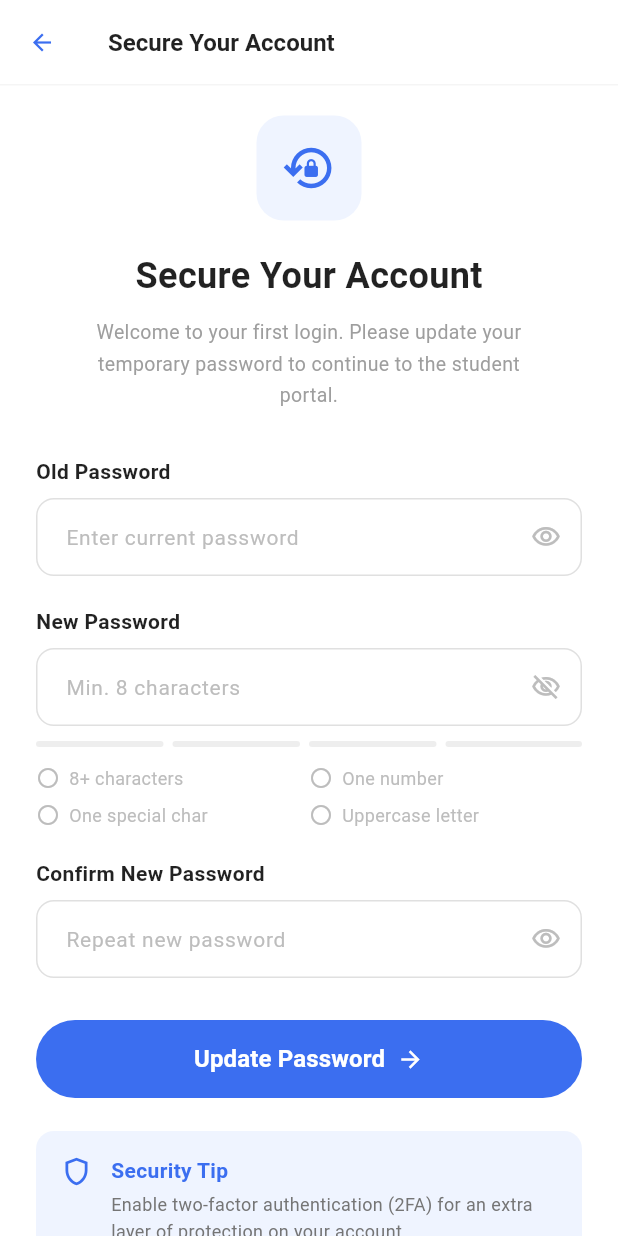
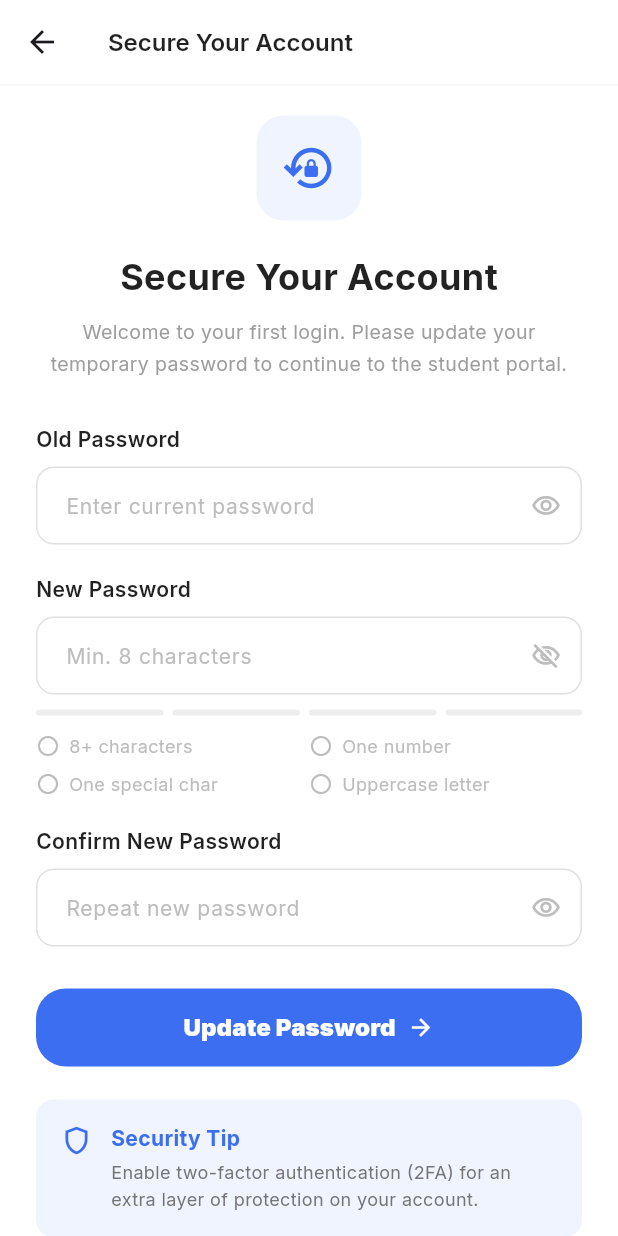
Before and after one commit to sagarshettyy11/Intern-Portal, a Flutter app: the screen it shows after launch, after a tap on "Forgot Password?", on a phone screen of 412 x 824 dp. Run offline on Flutter 3.47's test engine with Material 3 defaults, Android fonts, the phone set to English and light mode, and no system bars; our stand-ins replace google_fonts.

Commit message:
Changes in designs and fonts

```diff
--- a/intern_portal/lib/screens/login.dart
+++ b/intern_portal/lib/screens/login.dart
@@ -1,23 +1,20 @@
 import 'package:flutter/material.dart';
+import 'package:google_fonts/google_fonts.dart';
 import 'package:intern_portal/screens/dashboard.dart';
 import 'package:intern_portal/screens/secure_account.dart';
 
 class LoginPage extends StatefulWidget {
   const LoginPage({super.key});
-
   @override
-  // ignore: library_private_types_in_public_api
-  _LoginPageState createState() => _LoginPageState();
+  LoginPageState createState() => LoginPageState();
 }
 
-class _LoginPageState extends State<LoginPage> {
+class LoginPageState extends State<LoginPage> {
   bool _obscurePassword = true;
   bool _keepSignedIn = false;
-
   @override
   Widget build(BuildContext context) {
     final screenHeight = MediaQuery.of(context).size.height;
-
     return Scaffold(
       body: Stack(
         children: [
@@ -48,9 +45,9 @@ class _LoginPageState extends State<LoginPage> {
                         child: const Icon(Icons.school, color: Color(0xFF3B6EF0), size: 22),
                       ),
                       const SizedBox(width: 10),
-                      const Text(
+                      Text(
                         "InternPortal",
-                        style: TextStyle(color: Colors.white, fontSize: 18, fontWeight: FontWeight.w600),
+                        style: GoogleFonts.inter(color: Colors.white, fontSize: 18, fontWeight: FontWeight.w900),
                       ),
                     ],
                   ),
@@ -60,15 +57,25 @@ class _LoginPageState extends State<LoginPage> {
                   child: Column(
                     crossAxisAlignment: CrossAxisAlignment.start,
                     children: [
-                      const Text(
+                      Text(
                         "Empowering your\nprofessional journey\nthrough academic\nexcellence.",
-                        style: TextStyle(color: Colors.white, fontSize: 26, fontWeight: FontWeight.bold, height: 1.3),
+                        style: GoogleFonts.inter(
+                          color: Colors.white,
+                          fontSize: 26,
+                          fontWeight: FontWeight.w800,
+                          height: 1.3,
+                        ),
                       ),
                       const SizedBox(height: 12),
                       Text(
                         "Connecting students with industry leaders to faster\n"
                         "growth, innovation, and practical learning.",
-                        style: TextStyle(color: Colors.white.withValues(alpha: 0.85), fontSize: 13, height: 1.5),
+                        style: GoogleFonts.inter(
+                          color: Colors.white.withValues(alpha: 0.85),
+                          fontSize: 13,
+                          fontWeight: FontWeight.bold,
+                          height: 1.5,
+                        ),
                       ),
                     ],
                   ),
@@ -86,26 +93,26 @@ class _LoginPageState extends State<LoginPage> {
                       child: Column(
                         crossAxisAlignment: CrossAxisAlignment.start,
                         children: [
-                          const Text(
+                          Text(
                             "Student Login",
-                            style: TextStyle(fontSize: 22, fontWeight: FontWeight.bold, color: Colors.black87),
+                            style: GoogleFonts.inter(fontSize: 22, fontWeight: FontWeight.w900, color: Colors.black87),
                           ),
                           const SizedBox(height: 4),
                           Text(
                             "Welcome back! Please enter your details.",
-                            style: TextStyle(fontSize: 13, color: Colors.grey[600]),
+                            style: GoogleFonts.inter(fontSize: 15, color: Colors.grey[600],fontWeight: FontWeight.bold),
                           ),
                           const SizedBox(height: 20),
-                          const Text(
+                          Text(
                             "Internship ID",
-                            style: TextStyle(fontSize: 13, fontWeight: FontWeight.w600, color: Colors.black87),
+                            style: GoogleFonts.inter(fontSize: 15, fontWeight: FontWeight.bold, color: Colors.black87),
                           ),
                           const SizedBox(height: 8),
                           TextField(
                             decoration: InputDecoration(
                               hintText: "Enter your Internship ID",
-                              hintStyle: TextStyle(color: Colors.grey[400], fontSize: 14),
-                              prefixIcon: Icon(Icons.badge_outlined, color: Colors.grey[400], size: 20),
+                              hintStyle: GoogleFonts.inter(color: Colors.grey[400], fontSize: 14, fontWeight: FontWeight.bold,),
+                              prefixIcon: Icon(Icons.badge_outlined, color: Colors.grey[400], size: 20, fontWeight: FontWeight.bold,),
                               contentPadding: const EdgeInsets.symmetric(vertical: 14, horizontal: 16),
                               border: OutlineInputBorder(
                                 borderRadius: BorderRadius.circular(10),
@@ -127,7 +134,11 @@ class _LoginPageState extends State<LoginPage> {
                             children: [
                               Text(
                                 "Password",
-                                style: TextStyle(fontSize: 13, fontWeight: FontWeight.w600, color: Colors.black87),
+                                style: GoogleFonts.inter(
+                                  fontSize: 15,
+                                  fontWeight: FontWeight.bold,
+                                  color: Colors.black87,
+                                ),
                               ),
                               GestureDetector(
                                 onTap: () {
@@ -135,7 +146,11 @@ class _LoginPageState extends State<LoginPage> {
                                 },
                                 child: Text(
                                   "Forgot Password?",
-                                  style: TextStyle(fontSize: 13, color: Color(0xFF3B6EF0), fontWeight: FontWeight.w500),
+                                  style: GoogleFonts.inter(
+                                    fontSize: 13,
+                                    color: Color(0xFF3B6EF0),
+                                    fontWeight: FontWeight.bold,
+                                  ),
                                 ),
                               ),
                             ],
@@ -145,13 +160,13 @@ class _LoginPageState extends State<LoginPage> {
                             obscureText: _obscurePassword,
                             decoration: InputDecoration(
                               hintText: "••••••••",
-                              hintStyle: TextStyle(color: Colors.grey[500], fontSize: 16),
-                              prefixIcon: Icon(Icons.lock_outline, color: Colors.grey[400], size: 20),
+                              hintStyle: GoogleFonts.inter(color: Colors.grey[500], fontSize: 16, fontWeight: FontWeight.bold),
+                              prefixIcon: Icon(Icons.lock_outline, color: Colors.grey[400], size: 20, fontWeight: FontWeight.bold),
                               suffixIcon: IconButton(
                                 icon: Icon(
                                   _obscurePassword ? Icons.visibility_outlined : Icons.visibility_off_outlined,
                                   color: Colors.grey[400],
-                                  size: 20,
+                                  size: 20, fontWeight: FontWeight.bold,
                                 ),
                                 onPressed: () => setState(() => _obscurePassword = !_obscurePassword),
                               ),
@@ -180,7 +195,10 @@ class _LoginPageState extends State<LoginPage> {
                                 shape: RoundedRectangleBorder(borderRadius: BorderRadius.circular(4)),
                                 side: BorderSide(color: Colors.grey[400]!),
                               ),
-                              Text("Keep me signed in", style: TextStyle(fontSize: 13, color: Colors.grey[700])),
+                              Text(
+                                "Keep me signed in",
+                                style: GoogleFonts.inter(fontSize: 14, color: Colors.grey[700], fontWeight: FontWeight.bold),
+                              ),
                             ],
                           ),
                           const SizedBox(height: 16),
@@ -196,15 +214,19 @@ class _LoginPageState extends State<LoginPage> {
                                 shape: RoundedRectangleBorder(borderRadius: BorderRadius.circular(12)),
                                 elevation: 0,
                               ),
-                              child: const Row(
+                              child: Row(
                                 mainAxisAlignment: MainAxisAlignment.center,
                                 children: [
                                   Text(
                                     "Sign In",
-                                    style: TextStyle(fontSize: 16, fontWeight: FontWeight.w600, color: Colors.white),
+                                    style: GoogleFonts.inter(
+                                      fontSize: 16,
+                                      fontWeight: FontWeight.w900,
+                                      color: Colors.white,
+                                    ),
                                   ),
                                   SizedBox(width: 8),
-                                  Icon(Icons.arrow_forward, color: Colors.white, size: 18),
+                                  Icon(Icons.arrow_forward, color: Colors.white, size: 18, fontWeight: FontWeight.w900),
                                 ],
                               ),
                             ),
@@ -214,11 +236,11 @@ class _LoginPageState extends State<LoginPage> {
                             child: RichText(
                               text: TextSpan(
                                 text: "Don't have an account? ",
-                                style: TextStyle(fontSize: 13, color: Colors.grey[600]),
-                                children: const [
+                                style: GoogleFonts.inter(fontSize: 13, color: Colors.grey[600], fontWeight: FontWeight.bold),
+                                children: [
                                   TextSpan(
                                     text: "Contact Department",
-                                    style: TextStyle(color: Color(0xFF3B6EF0), fontWeight: FontWeight.w600),
+                                    style: GoogleFonts.inter(color: Color(0xFF3B6EF0), fontWeight: FontWeight.bold),
                                   ),
                                 ],
                               ),
@@ -231,11 +253,11 @@ class _LoginPageState extends State<LoginPage> {
                               children: [
                                 Icon(Icons.help_outline, size: 14, color: Colors.grey[500]),
                                 const SizedBox(width: 4),
-                                Text("Help Center", style: TextStyle(fontSize: 12, color: Colors.grey[500])),
+                                Text("Help Center", style: GoogleFonts.inter(fontSize: 12, color: Colors.grey[500], fontWeight: FontWeight.bold)),
                                 const SizedBox(width: 16),
                                 Icon(Icons.mail_outline, size: 14, color: Colors.grey[500]),
                                 const SizedBox(width: 4),
-                                Text("Support", style: TextStyle(fontSize: 12, color: Colors.grey[500])),
+                                Text("Support", style: GoogleFonts.inter(fontSize: 12, color: Colors.grey[500], fontWeight: FontWeight.bold)),
                               ],
                             ),
                           ),
@@ -243,7 +265,7 @@ class _LoginPageState extends State<LoginPage> {
                           Center(
                             child: Text(
                               "© 2023 University Academic Internship Portal. All rights reserved.",
-                              style: TextStyle(fontSize: 10, color: Colors.grey[400]),
+                              style: GoogleFonts.inter(fontSize: 10, color: Colors.grey[400], fontWeight: FontWeight.bold),
                               textAlign: TextAlign.center,
                             ),
                           ),
--- a/intern_portal/lib/screens/secure_account.dart
+++ b/intern_portal/lib/screens/secure_account.dart
@@ -1,45 +1,40 @@
-// ignore_for_file: library_private_types_in_public_api
-
 import 'package:flutter/material.dart';
+import 'package:google_fonts/google_fonts.dart';
 import 'package:intern_portal/screens/login.dart';
 
 class SecureAccountPage extends StatefulWidget {
   const SecureAccountPage({super.key});
-
   @override
-  _SecureAccountPageState createState() => _SecureAccountPageState();
+  SecureAccountPageState createState() => SecureAccountPageState();
 }
 
-class _SecureAccountPageState extends State<SecureAccountPage> {
+class SecureAccountPageState extends State<SecureAccountPage> {
   bool _showOld = false;
   bool _showNew = false;
   bool _showConfirm = false;
-
-  final _newPasswordController = TextEditingController();
-
-  bool get _hasMinLength => _newPasswordController.text.length >= 8;
-  bool get _hasNumber => RegExp(r'\d').hasMatch(_newPasswordController.text);
-  bool get _hasSpecialChar => RegExp(r'[!@#$%^&*(),.?":{}|<>]').hasMatch(_newPasswordController.text);
-  bool get _hasUppercase => RegExp(r'[A-Z]').hasMatch(_newPasswordController.text);
-
-  double get _passwordStrength {
+  final newPasswordController = TextEditingController();
+  bool get hasMinLength => newPasswordController.text.length >= 8;
+  bool get hasNumber => RegExp(r'\d').hasMatch(newPasswordController.text);
+  bool get hasSpecialChar => RegExp(r'[!@#$%^&*(),.?":{}|<>]').hasMatch(newPasswordController.text);
+  bool get hasUppercase => RegExp(r'[A-Z]').hasMatch(newPasswordController.text);
+  double get passwordStrength {
     int met = 0;
-    if (_hasMinLength) met++;
-    if (_hasNumber) met++;
-    if (_hasSpecialChar) met++;
-    if (_hasUppercase) met++;
+    if (hasMinLength) met++;
+    if (hasNumber) met++;
+    if (hasSpecialChar) met++;
+    if (hasUppercase) met++;
     return met / 4.0;
   }
 
   @override
   void initState() {
     super.initState();
-    _newPasswordController.addListener(() => setState(() {}));
+    newPasswordController.addListener(() => setState(() {}));
   }
 
   @override
   void dispose() {
-    _newPasswordController.dispose();
+    newPasswordController.dispose();
     super.dispose();
   }
 
@@ -50,13 +45,9 @@ class _SecureAccountPageState extends State<SecureAccountPage> {
       appBar: AppBar(
         backgroundColor: Colors.white,
         elevation: 0,
-        leading: TextButton(
-          onPressed: () => Navigator.pop(context),
-          child: Icon(Icons.arrow_back, color: Color(0xFF3B6EF0)),
-        ),
         title: Text(
           "Secure Your Account",
-          style: TextStyle(color: Colors.black87, fontWeight: FontWeight.w600, fontSize: 16),
+          style: GoogleFonts.inter(color: Colors.black87, fontWeight: FontWeight.w600, fontSize: 16),
         ),
         bottom: PreferredSize(
           preferredSize: Size.fromHeight(1),
@@ -67,7 +58,6 @@ class _SecureAccountPageState extends State<SecureAccountPage> {
         padding: EdgeInsets.symmetric(horizontal: 24, vertical: 20),
         child: Column(
           children: [
-            // Lock icon
             Container(
               width: 70,
               height: 70,
@@ -75,21 +65,17 @@ class _SecureAccountPageState extends State<SecureAccountPage> {
               child: Icon(Icons.lock_reset_outlined, color: Color(0xFF3B6EF0), size: 36),
             ),
             SizedBox(height: 20),
-
-            // Title
             Text(
               "Secure Your Account",
-              style: TextStyle(fontSize: 24, fontWeight: FontWeight.bold, color: Colors.black87),
+              style: GoogleFonts.inter(fontSize: 24, fontWeight: FontWeight.bold, color: Colors.black87),
             ),
             SizedBox(height: 10),
             Text(
-              "Welcome to your first login. Please update your\ntemporary password to continue to the student\nportal.",
+              "Welcome to your first login. Please update your\ntemporary password to continue to the student portal.",
               textAlign: TextAlign.center,
-              style: TextStyle(fontSize: 13, color: Colors.grey[500], height: 1.6),
+              style: GoogleFonts.inter(fontSize: 13, color: Colors.grey[500], height: 1.6),
             ),
             SizedBox(height: 30),
-
-            // Old Password
             _PasswordFieldSection(
               label: "Old Password",
               hint: "Enter current password",
@@ -97,22 +83,20 @@ class _SecureAccountPageState extends State<SecureAccountPage> {
               onToggle: () => setState(() => _showOld = !_showOld),
             ),
             SizedBox(height: 20),
-
-            // New Password
             Align(
               alignment: Alignment.centerLeft,
               child: Text(
                 "New Password",
-                style: TextStyle(fontSize: 14, fontWeight: FontWeight.w600, color: Colors.black87),
+                style: GoogleFonts.inter(fontSize: 14, fontWeight: FontWeight.w600, color: Colors.black87),
               ),
             ),
             SizedBox(height: 8),
             TextField(
-              controller: _newPasswordController,
+              controller: newPasswordController,
               obscureText: !_showNew,
               decoration: InputDecoration(
                 hintText: "Min. 8 characters",
-                hintStyle: TextStyle(color: Colors.grey[400], fontSize: 14),
+                hintStyle: GoogleFonts.inter(color: Colors.grey[400], fontSize: 14),
                 suffixIcon: IconButton(
                   icon: Icon(
                     _showNew ? Icons.visibility_outlined : Icons.visibility_off_outlined,
@@ -137,19 +121,15 @@ class _SecureAccountPageState extends State<SecureAccountPage> {
               ),
             ),
             SizedBox(height: 10),
-
-            // Strength bar
-            _PasswordStrengthBar(strength: _passwordStrength),
+            _PasswordStrengthBar(strength: passwordStrength),
             SizedBox(height: 12),
-
-            // Requirements checklist
             Row(
               children: [
                 Expanded(
-                  child: _RequirementRow(met: _hasMinLength, text: "8+ characters"),
+                  child: _RequirementRow(met: hasMinLength, text: "8+ characters"),
                 ),
                 Expanded(
-                  child: _RequirementRow(met: _hasNumber, text: "One number"),
+                  child: _RequirementRow(met: hasNumber, text: "One number"),
                 ),
               ],
             ),
@@ -157,16 +137,14 @@ class _SecureAccountPageState extends State<SecureAccountPage> {
             Row(
               children: [
                 Expanded(
-                  child: _RequirementRow(met: _hasSpecialChar, text: "One special char"),
+                  child: _RequirementRow(met: hasSpecialChar, text: "One special char"),
                 ),
                 Expanded(
-                  child: _RequirementRow(met: _hasUppercase, text: "Uppercase letter"),
+                  child: _RequirementRow(met: hasUppercase, text: "Uppercase letter"),
                 ),
               ],
             ),
             SizedBox(height: 20),
-
-            // Confirm New Password
             _PasswordFieldSection(
               label: "Confirm New Password",
               hint: "Repeat new password",
@@ -174,8 +152,6 @@ class _SecureAccountPageState extends State<SecureAccountPage> {
               onToggle: () => setState(() => _showConfirm = !_showConfirm),
             ),
             SizedBox(height: 28),
-
-            // Update Button
             SizedBox(
               width: double.infinity,
               height: 52,
@@ -183,7 +159,7 @@ class _SecureAccountPageState extends State<SecureAccountPage> {
                 onPressed: () {},
                 style: ElevatedButton.styleFrom(
                   backgroundColor: Color(0xFF3B6EF0),
-                  shape: RoundedRectangleBorder(borderRadius: BorderRadius.circular(30)),
+                  shape: RoundedRectangleBorder(borderRadius: BorderRadius.circular(20)),
                   elevation: 0,
                 ),
                 child: Row(
@@ -195,7 +171,7 @@ class _SecureAccountPageState extends State<SecureAccountPage> {
                       },
                       child: Text(
                         "Update Password",
-                        style: TextStyle(fontSize: 16, fontWeight: FontWeight.w600, color: Colors.white),
+                        style: GoogleFonts.inter(fontSize: 16, fontWeight: FontWeight.w900, color: Colors.white),
                       ),
                     ),
                     SizedBox(width: 8),
@@ -205,8 +181,6 @@ class _SecureAccountPageState extends State<SecureAccountPage> {
               ),
             ),
             SizedBox(height: 22),
-
-            // Security Tip
             Container(
               padding: EdgeInsets.all(16),
               decoration: BoxDecoration(color: Color(0xFFEFF4FF), borderRadius: BorderRadius.circular(12)),
@@ -221,12 +195,12 @@ class _SecureAccountPageState extends State<SecureAccountPage> {
                       children: [
                         Text(
                           "Security Tip",
-                          style: TextStyle(fontWeight: FontWeight.bold, color: Color(0xFF3B6EF0), fontSize: 14),
+                          style: GoogleFonts.inter(fontWeight: FontWeight.bold, color: Color(0xFF3B6EF0), fontSize: 14),
                         ),
                         SizedBox(height: 4),
                         Text(
                           "Enable two-factor authentication (2FA) for an extra layer of protection on your account.",
-                          style: TextStyle(fontSize: 12, color: Colors.grey[600], height: 1.5),
+                          style: GoogleFonts.inter(fontSize: 12, color: Colors.grey[600], height: 1.5),
                         ),
                       ],
                     ),
@@ -255,14 +229,14 @@ class _PasswordFieldSection extends StatelessWidget {
       children: [
         Text(
           label,
-          style: TextStyle(fontSize: 14, fontWeight: FontWeight.w600, color: Colors.black87),
+          style: GoogleFonts.inter(fontSize: 14, fontWeight: FontWeight.w600, color: Colors.black87),
         ),
         SizedBox(height: 8),
         TextField(
           obscureText: obscure,
           decoration: InputDecoration(
             hintText: hint,
-            hintStyle: TextStyle(color: Colors.grey[400], fontSize: 14),
+            hintStyle: GoogleFonts.inter(color: Colors.grey[400], fontSize: 14),
             suffixIcon: IconButton(
               icon: Icon(
                 obscure ? Icons.visibility_outlined : Icons.visibility_off_outlined,
@@ -333,7 +307,7 @@ class _RequirementRow extends StatelessWidget {
         SizedBox(width: 6),
         Text(
           text,
-          style: TextStyle(
+          style: GoogleFonts.inter(
             fontSize: 12,
             color: met ? Color(0xFF3B6EF0) : Colors.grey[400],
             fontWeight: met ? FontWeight.w500 : FontWeight.normal,
--- a/intern_portal/pubspec.yaml
+++ b/intern_portal/pubspec.yaml
@@ -34,6 +34,7 @@ dependencies:
   # The following adds the Cupertino Icons font to your application.
   # Use with the CupertinoIcons class for iOS style icons.
   cupertino_icons: ^1.0.8
+  google_fonts: ^8.0.2
 
 dev_dependencies:
   flutter_test:
```
Also changed, not shown: intern_portal/pubspec.lock, 1 other file.
